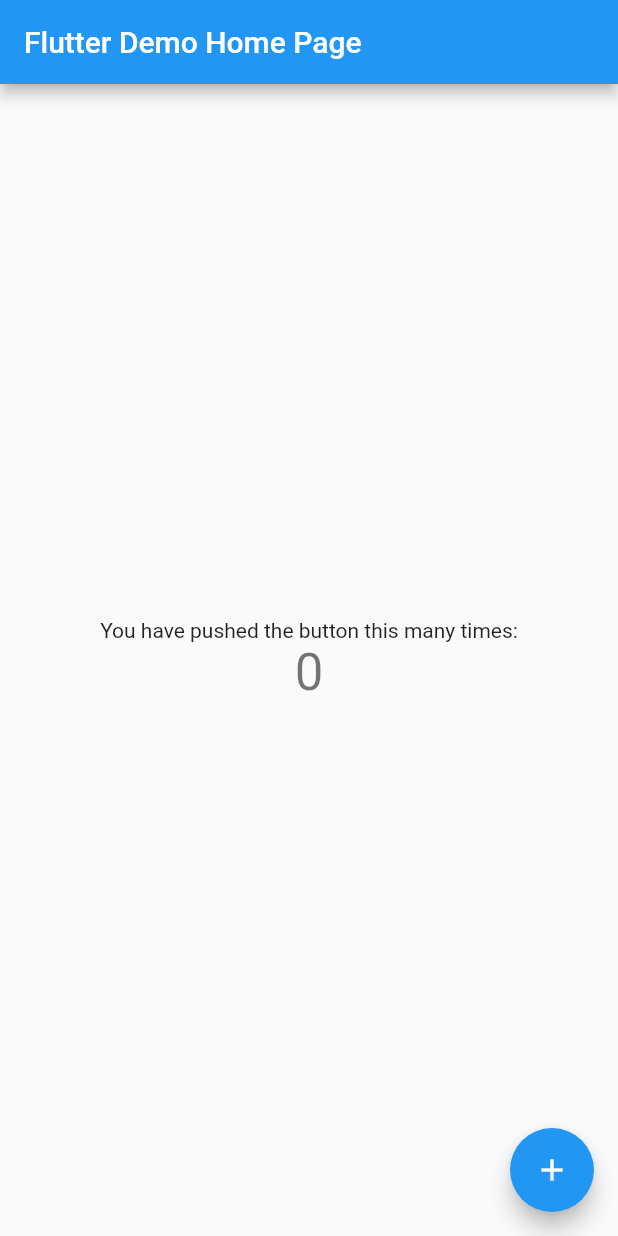
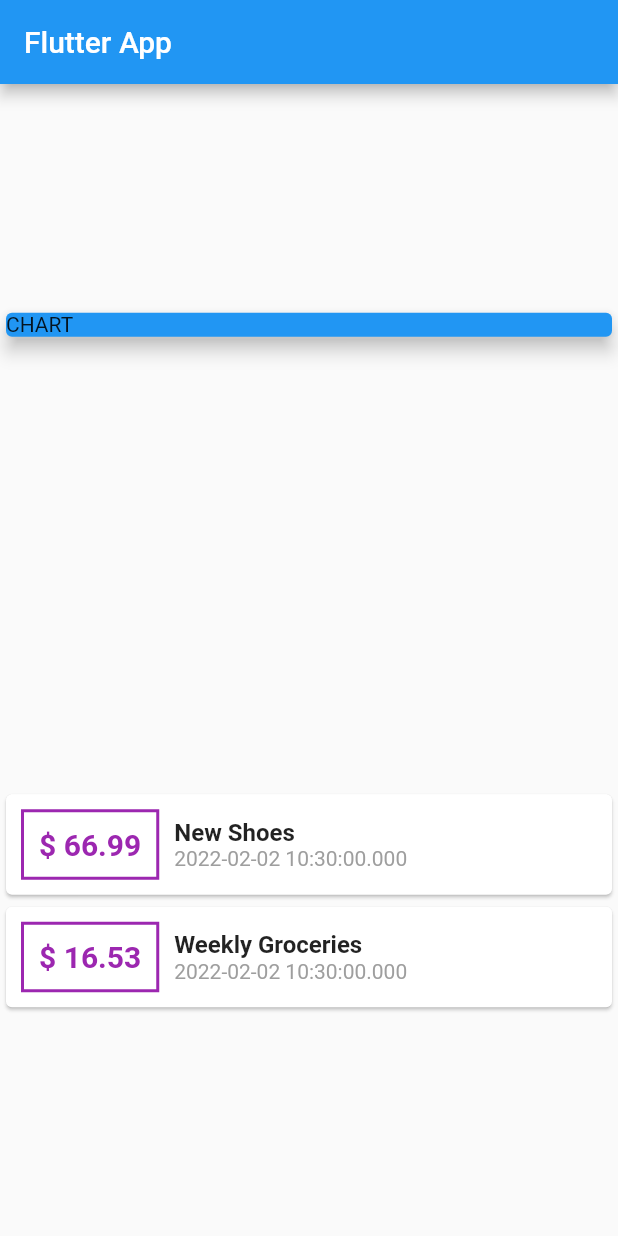
Before and after one commit to 12ajayvishwa/expense_planner, a Flutter app: the screen it shows after launch, on a phone screen of 412 x 824 dp. Run offline on Flutter 3.47's test engine with Material 2 defaults, Android fonts, the phone set to English and light mode, and no system bars.

Commit message:
second commit

```diff
--- a/lib/main.dart
+++ b/lib/main.dart
@@ -1,4 +1,5 @@
 import 'package:flutter/material.dart';
+import './transaction.dart';
 
 void main() {
   runApp(const MyApp());
@@ -7,109 +8,85 @@
 class MyApp extends StatelessWidget {
   const MyApp({Key? key}) : super(key: key);
 
-  // This widget is the root of your application.
   @override
   Widget build(BuildContext context) {
     return MaterialApp(
       title: 'Flutter Demo',
       theme: ThemeData(
-        // This is the theme of your application.
-        //
-        // Try running your application with "flutter run". You'll see the
-        // application has a blue toolbar. Then, without quitting the app, try
-        // changing the primarySwatch below to Colors.green and then invoke
-        // "hot reload" (press "r" in the console where you ran "flutter run",
-        // or simply save your changes to "hot reload" in a Flutter IDE).
-        // Notice that the counter didn't reset back to zero; the application
-        // is not restarted.
         primarySwatch: Colors.blue,
       ),
-      home: const MyHomePage(title: 'Flutter Demo Home Page'),
+      home: MyHomePage(),
     );
   }
 }
 
-class MyHomePage extends StatefulWidget {
-  const MyHomePage({Key? key, required this.title}) : super(key: key);
-
-  // This widget is the home page of your application. It is stateful, meaning
-  // that it has a State object (defined below) that contains fields that affect
-  // how it looks.
-
-  // This class is the configuration for the state. It holds the values (in this
-  // case the title) provided by the parent (in this case the App widget) and
-  // used by the build method of the State. Fields in a Widget subclass are
-  // always marked "final".
-
-  final String title;
-
-  @override
-  State<MyHomePage> createState() => _MyHomePageState();
-}
-
-class _MyHomePageState extends State<MyHomePage> {
-  int _counter = 0;
-
-  void _incrementCounter() {
-    setState(() {
-      // This call to setState tells the Flutter framework that something has
-      // changed in this State, which causes it to rerun the build method below
-      // so that the display can reflect the updated values. If we changed
-      // _counter without calling setState(), then the build method would not be
-      // called again, and so nothing would appear to happen.
-      _counter++;
-    });
-  }
+class MyHomePage extends StatelessWidget {
+  final List<Transaction> transaction = [
+    Transaction(
+        id: "t1", title: "New Shoes", amount: 66.99, date: DateTime.now()),
+    Transaction(
+        id: "t2",
+        title: "Weekly Groceries",
+        amount: 16.53,
+        date: DateTime.now())
+  ];
 
   @override
   Widget build(BuildContext context) {
-    // This method is rerun every time setState is called, for instance as done
-    // by the _incrementCounter method above.
-    //
-    // The Flutter framework has been optimized to make rerunning build methods
-    // fast, so that you can just rebuild anything that needs updating rather
-    // than having to individually change instances of widgets.
     return Scaffold(
       appBar: AppBar(
-        // Here we take the value from the MyHomePage object that was created by
-        // the App.build method, and use it to set our appbar title.
-        title: Text(widget.title),
+        title: Text("Flutter App"),
       ),
-      body: Center(
-        // Center is a layout widget. It takes a single child and positions it
-        // in the middle of the parent.
-        child: Column(
-          // Column is also a layout widget. It takes a list of children and
-          // arranges them vertically. By default, it sizes itself to fit its
-          // children horizontally, and tries to be as tall as its parent.
-          //
-          // Invoke "debug painting" (press "p" in the console, choose the
-          // "Toggle Debug Paint" action from the Flutter Inspector in Android
-          // Studio, or the "Toggle Debug Paint" command in Visual Studio Code)
-          // to see the wireframe for each widget.
-          //
-          // Column has various properties to control how it sizes itself and
-          // how it positions its children. Here we use mainAxisAlignment to
-          // center the children vertically; the main axis here is the vertical
-          // axis because Columns are vertical (the cross axis would be
-          // horizontal).
-          mainAxisAlignment: MainAxisAlignment.center,
-          children: <Widget>[
-            const Text(
-              'You have pushed the button this many times:',
+      body: Column(
+        mainAxisAlignment: MainAxisAlignment.spaceAround,
+        crossAxisAlignment: CrossAxisAlignment.center,
+        children: <Widget>[
+          Container(
+            width: double.infinity,
+            child: Card(
+              color: Colors.blue,
+              child: Text('CHART'),
+              elevation: 5,
             ),
-            Text(
-              '$_counter',
-              style: Theme.of(context).textTheme.headline4,
-            ),
-          ],
-        ),
+          ),
+          Column(
+              children: transaction.map((tx) {
+            return Card(
+              child: Row(
+                children: <Widget>[
+                  Container(
+                    margin: EdgeInsets.symmetric(vertical: 10, horizontal: 10),
+                    padding: EdgeInsets.all(10),
+                    decoration: BoxDecoration(
+                        border: Border.all(color: Colors.purple, width: 2)),
+                    child: Text(
+                      '\$ ${tx.amount}',
+                      style: TextStyle(
+                          fontWeight: FontWeight.bold,
+                          fontSize: 20,
+                          color: Colors.purple),
+                    ),
+                  ),
+                  Column(
+                    crossAxisAlignment: CrossAxisAlignment.start,
+                    children: <Widget>[
+                      Text(
+                        tx.title,
+                        style: TextStyle(
+                            fontSize: 16, fontWeight: FontWeight.bold),
+                      ),
+                      Text(
+                        tx.date.toString(),
+                        style: TextStyle(color: Colors.grey),
+                      )
+                    ],
+                  )
+                ],
+              ),
+            );
+          }).toList())
+        ],
       ),
-      floatingActionButton: FloatingActionButton(
-        onPressed: _incrementCounter,
-        tooltip: 'Increment',
-        child: const Icon(Icons.add),
-      ), // This trailing comma makes auto-formatting nicer for build methods.
     );
   }
 }
--- /dev/null
+++ b/lib/transaction.dart
@@ -0,0 +1,12 @@
+class Transaction {
+  final String id;
+  final String title;
+  final double amount;
+  final DateTime date;
+
+  Transaction(
+      {required this.id,
+      required this.title,
+      required this.amount,
+      required this.date});
+}
```
